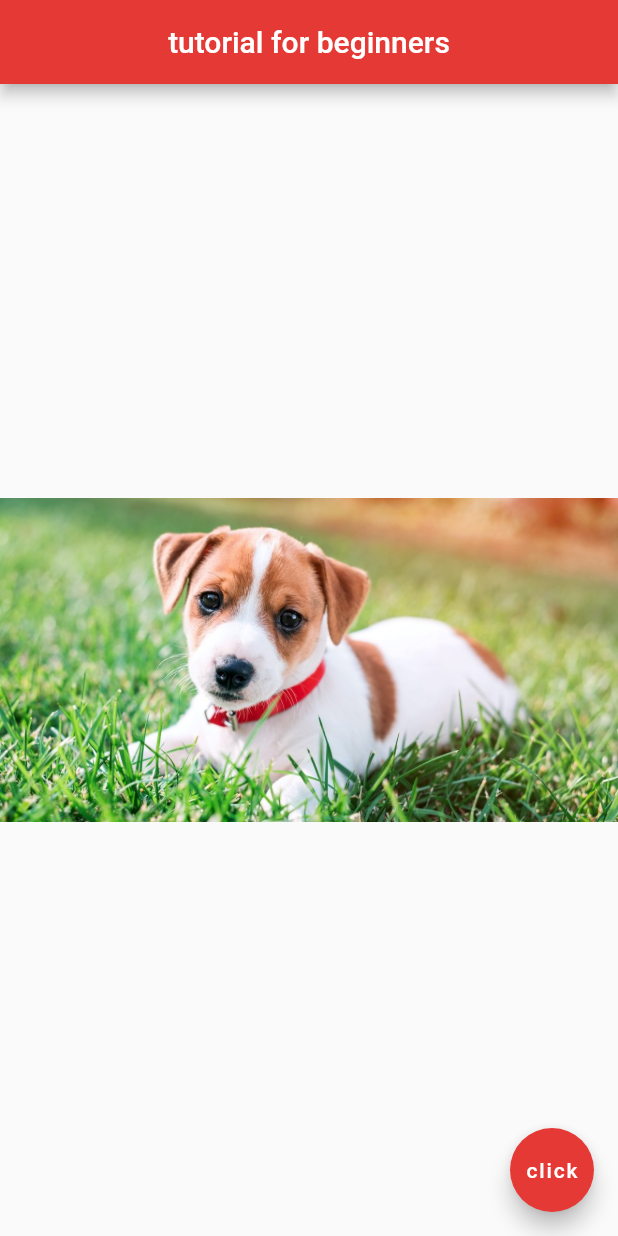
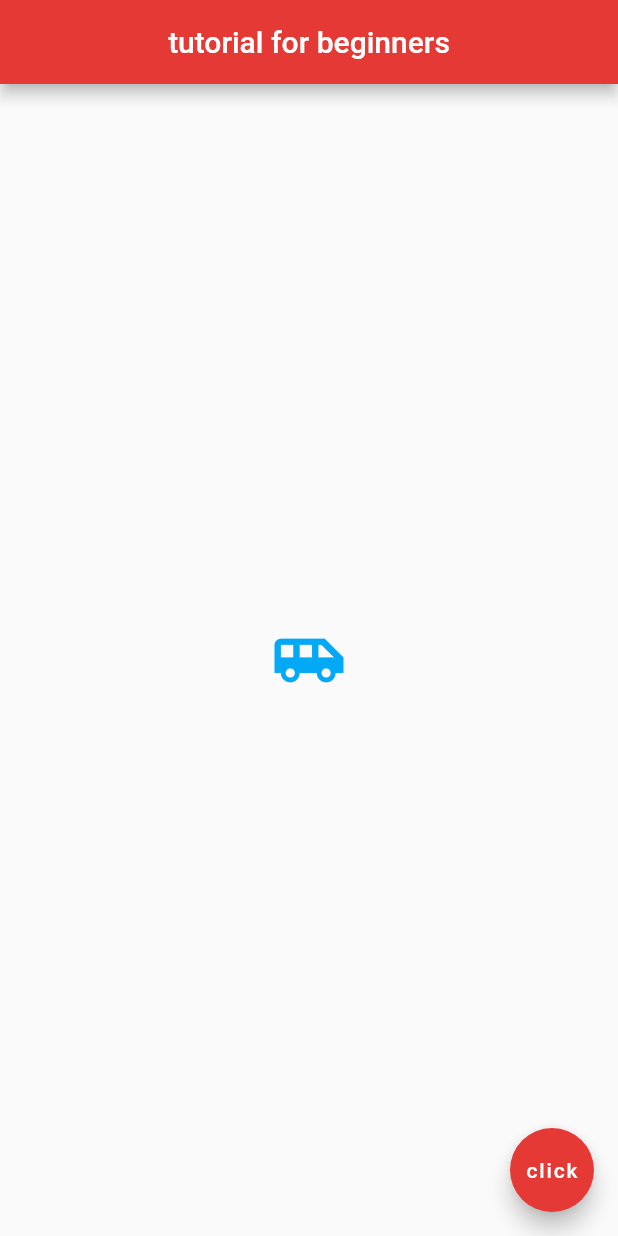
Before and after one commit to G-Shino/spike-flutter, a Flutter app: the screen it shows after launch, on a phone screen of 412 x 824 dp. Run offline on Flutter 3.47's test engine with Material 2 defaults, Android fonts, the phone set to English and light mode, and no system bars.

Commit message:
add Icon

```diff
--- a/tutorialForBeginners/lib/main.dart
+++ b/tutorialForBeginners/lib/main.dart
@@ -14,7 +14,11 @@ class Home extends StatelessWidget {
         backgroundColor: Colors.red[600],
       ),
       body: Center(
-        child: Image.asset("assets/dog2.jpg"),
+        child: Icon(
+          Icons.airport_shuttle,
+          color: Colors.lightBlue,
+          size: 50.0,
+        ),
       ),
       floatingActionButton: FloatingActionButton(
         child: Text("click"),
```
